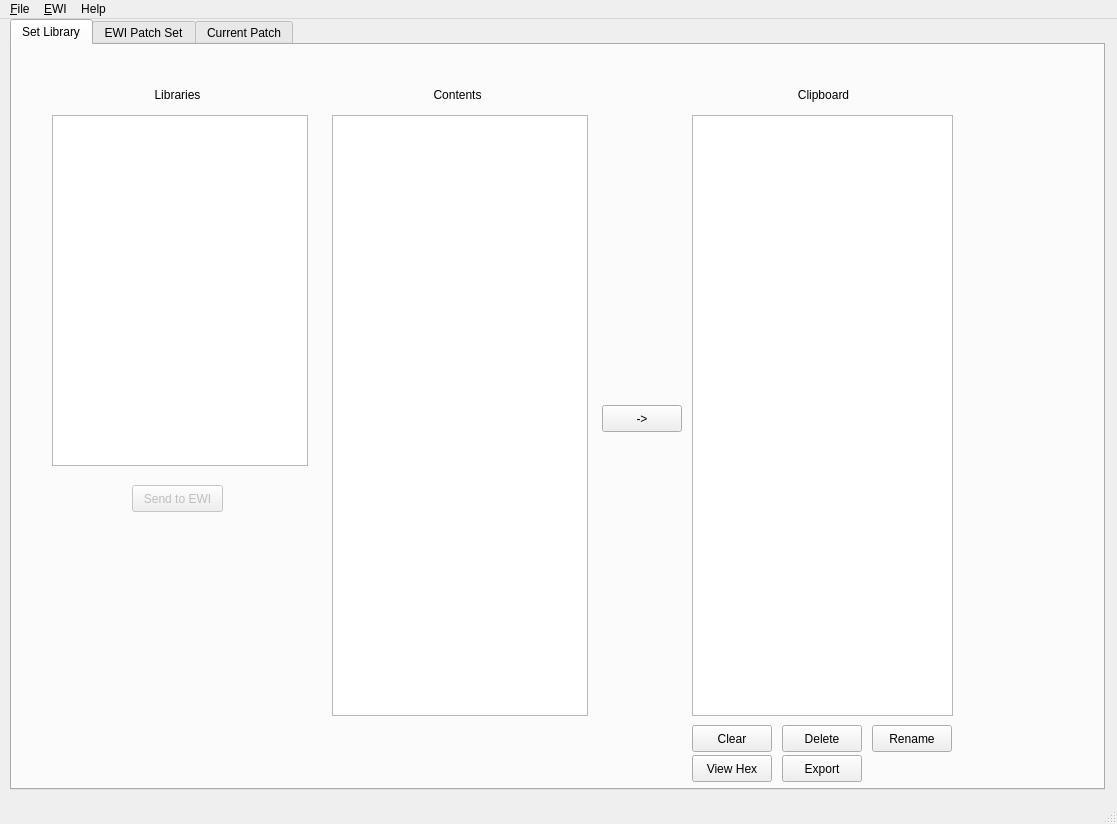
First picture: the form in mainwindow.ui, repository jsheedy/ewitool, before the edit.
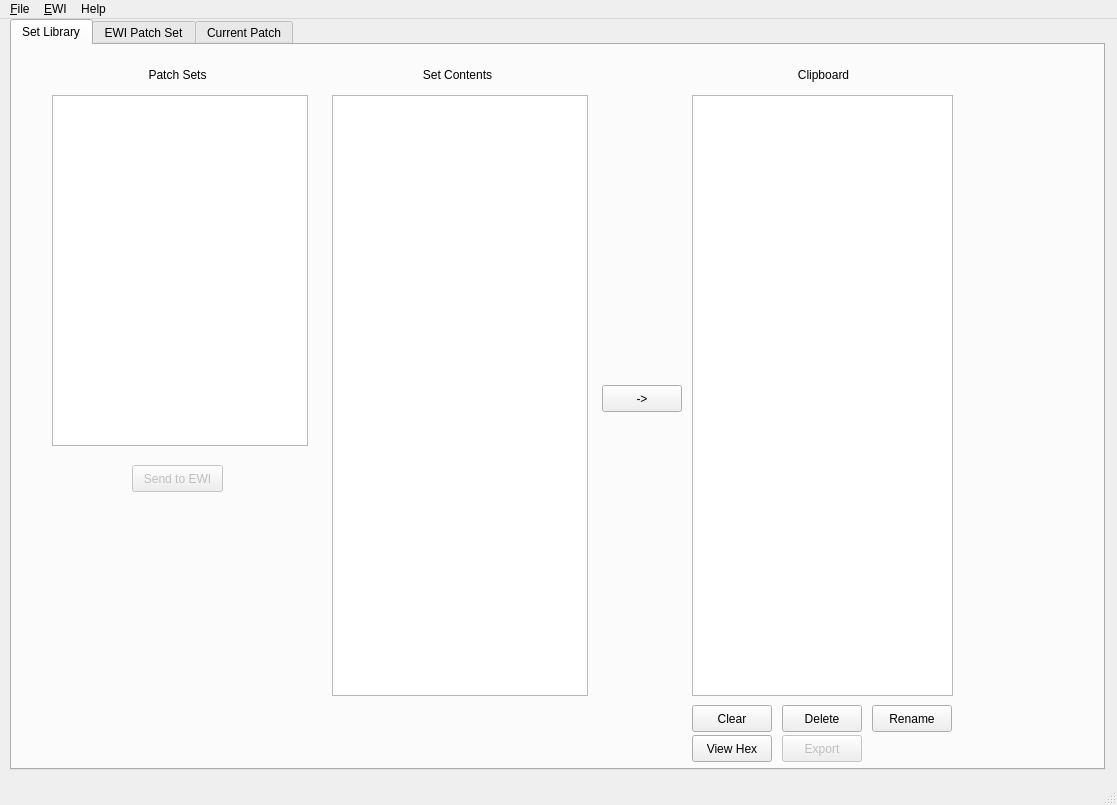
Second picture: the form after the edit.

```diff
--- a/mainwindow.ui
+++ b/mainwindow.ui
@@ -6,7 +6,7 @@
     <x>0</x>
     <y>0</y>
     <width>1117</width>
-    <height>824</height>
+    <height>805</height>
    </rect>
   </property>
   <property name="windowTitle" >
@@ -22,7 +22,7 @@
       <x>10</x>
       <y>0</y>
       <width>1095</width>
-      <height>771</height>
+      <height>751</height>
      </rect>
     </property>
     <property name="sizePolicy" >
@@ -51,7 +51,7 @@
       <property name="geometry" >
        <rect>
         <x>40</x>
-        <y>70</y>
+        <y>50</y>
         <width>256</width>
         <height>351</height>
        </rect>
@@ -61,7 +61,7 @@
       <property name="geometry" >
        <rect>
         <x>320</x>
-        <y>70</y>
+        <y>50</y>
         <width>256</width>
         <height>601</height>
        </rect>
@@ -79,13 +79,13 @@
       <property name="geometry" >
        <rect>
         <x>40</x>
-        <y>40</y>
+        <y>20</y>
         <width>251</width>
         <height>20</height>
        </rect>
       </property>
       <property name="text" >
-       <string>Libraries</string>
+       <string>Patch Sets</string>
       </property>
       <property name="alignment" >
        <set>Qt::AlignCenter</set>
@@ -95,13 +95,13 @@
       <property name="geometry" >
        <rect>
         <x>320</x>
-        <y>40</y>
+        <y>20</y>
         <width>251</width>
         <height>20</height>
        </rect>
       </property>
       <property name="text" >
-       <string>Contents</string>
+       <string>Set Contents</string>
       </property>
       <property name="alignment" >
        <set>Qt::AlignCenter</set>
@@ -114,7 +114,7 @@
       <property name="geometry" >
        <rect>
         <x>120</x>
-        <y>440</y>
+        <y>420</y>
         <width>91</width>
         <height>27</height>
        </rect>
@@ -127,7 +127,7 @@
       <property name="geometry" >
        <rect>
         <x>680</x>
-        <y>70</y>
+        <y>50</y>
         <width>261</width>
         <height>601</height>
        </rect>
@@ -145,7 +145,7 @@
       <property name="geometry" >
        <rect>
         <x>686</x>
-        <y>40</y>
+        <y>20</y>
         <width>251</width>
         <height>20</height>
        </rect>
@@ -158,10 +158,13 @@
       </property>
      </widget>
      <widget class="QPushButton" name="clearClipboard_pushButton" >
+      <property name="enabled" >
+       <bool>true</bool>
+      </property>
       <property name="geometry" >
        <rect>
         <x>680</x>
-        <y>680</y>
+        <y>660</y>
         <width>80</width>
         <height>27</height>
        </rect>
@@ -174,7 +177,7 @@
       <property name="geometry" >
        <rect>
         <x>590</x>
-        <y>360</y>
+        <y>340</y>
         <width>80</width>
         <height>27</height>
        </rect>
@@ -184,10 +187,13 @@
       </property>
      </widget>
      <widget class="QPushButton" name="deleteClipboard_pushButton" >
+      <property name="enabled" >
+       <bool>true</bool>
+      </property>
       <property name="geometry" >
        <rect>
         <x>770</x>
-        <y>680</y>
+        <y>660</y>
         <width>80</width>
         <height>27</height>
        </rect>
@@ -197,10 +203,13 @@
       </property>
      </widget>
      <widget class="QPushButton" name="renameClipboard_pushButton" >
+      <property name="enabled" >
+       <bool>true</bool>
+      </property>
       <property name="geometry" >
        <rect>
         <x>860</x>
-        <y>680</y>
+        <y>660</y>
         <width>80</width>
         <height>27</height>
        </rect>
@@ -210,10 +219,13 @@
       </property>
      </widget>
      <widget class="QPushButton" name="exportClipboard_pushButton" >
+      <property name="enabled" >
+       <bool>false</bool>
+      </property>
       <property name="geometry" >
        <rect>
         <x>770</x>
-        <y>710</y>
+        <y>690</y>
         <width>80</width>
         <height>27</height>
        </rect>
@@ -223,10 +235,13 @@
       </property>
      </widget>
      <widget class="QPushButton" name="viewHexClipboard_pushButton" >
+      <property name="enabled" >
+       <bool>true</bool>
+      </property>
       <property name="geometry" >
        <rect>
         <x>680</x>
-        <y>710</y>
+        <y>690</y>
         <width>80</width>
         <height>27</height>
        </rect>
```
Left out of the diff: 69 changed lines with no effect on the pictures.
